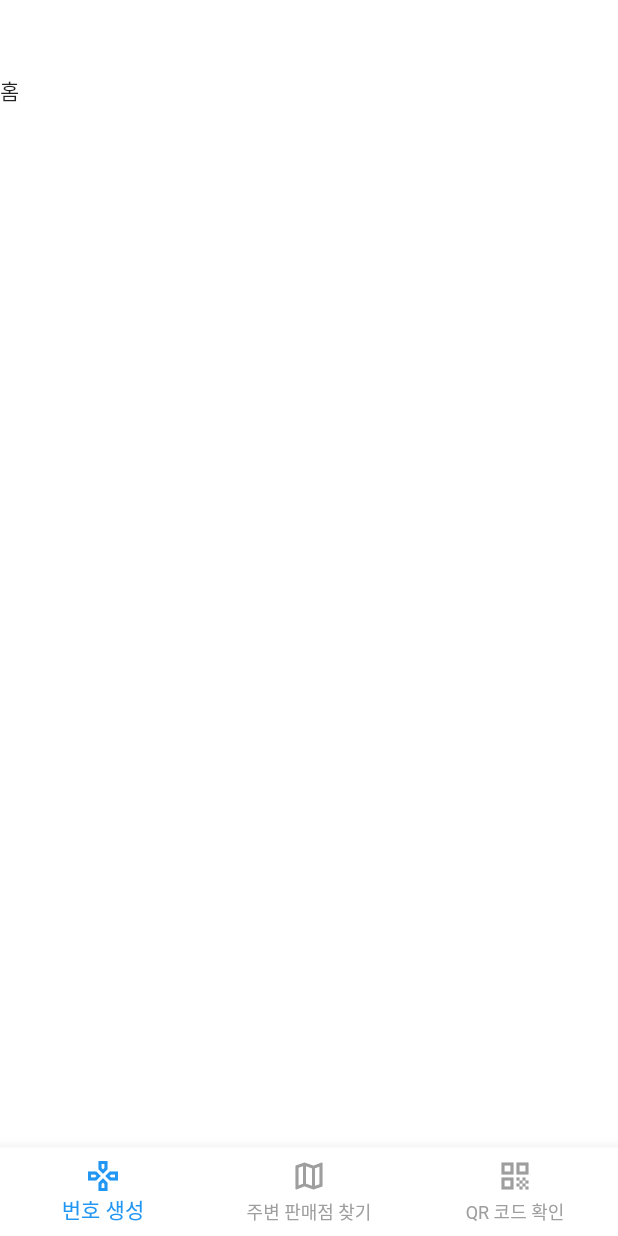
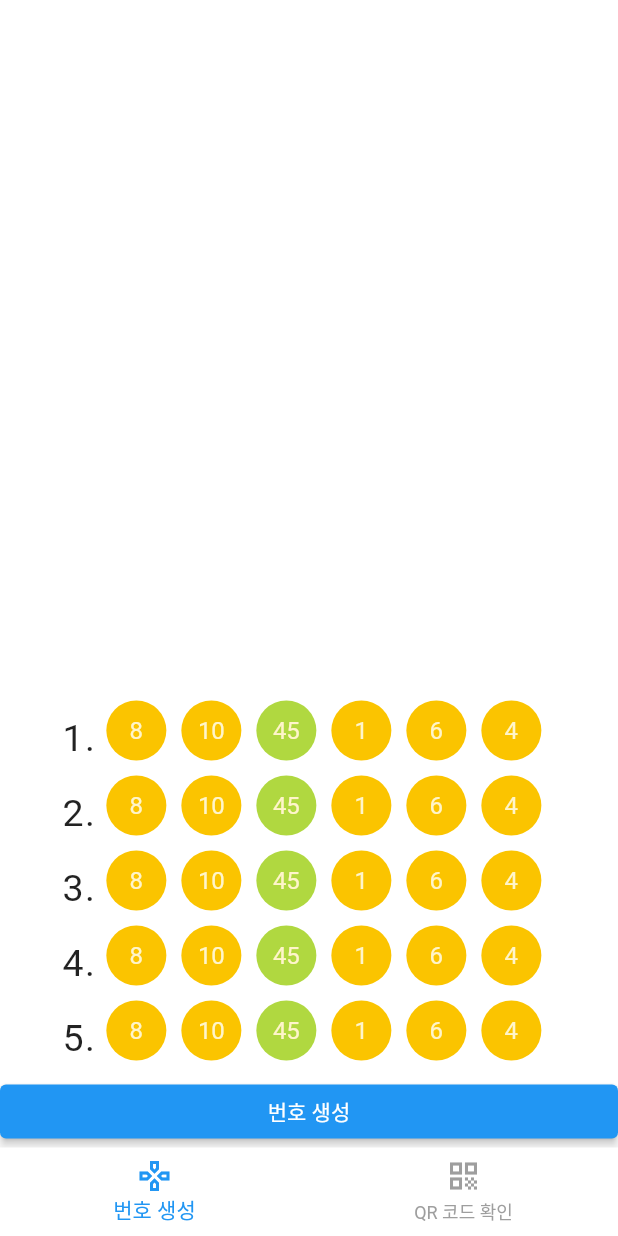
Before and after one commit to newmri/Flutter, a Flutter app: the screen it shows after launch, on a phone screen of 412 x 824 dp. Run offline on Flutter 3.47's test engine with Material 2 defaults, Android fonts, the phone set to English and light mode, and no system bars; drawn by our look-alikes of google_mobile_ads; our stand-ins replace fluttertoast; missing offline and left inert: mobile_scanner; network calls fail.

```diff
--- /dev/null
+++ b/lottery/lib/component/number_widget.dart
@@ -0,0 +1,38 @@
+import 'package:flutter/material.dart';
+
+class NumberWidget extends StatelessWidget {
+
+  final int number;
+  late final Color color;
+
+  NumberWidget({required this.number, Key? key}) : super(key: key) {
+    if (1 <= number && 10 >= number) {
+      color = const Color(0xFFFBC400);
+    } else if (11 <= number && 20 >= number) {
+      color = const Color(0xFF69C8F2);
+    } else if (21 <= number && 30 >= number) {
+      color = const Color(0xFFFF7272);
+    } else if (31 <= number && 40 >= number) {
+      color = Colors.grey;
+    } else {
+      color = const Color(0xFFB0D840);
+    }
+  }
+
+  @override
+  Widget build(BuildContext context) {
+    return Scaffold(
+      body: SizedBox(
+
+        child: CircleAvatar(
+          backgroundColor: color,
+          child: Text(
+              style: const TextStyle(
+                color: Color(0xFFFFF5CB),
+              ),
+              number.toString()),
+        ),
+      ),
+    );
+  }
+}
--- a/lottery/lib/main.dart
+++ b/lottery/lib/main.dart
@@ -3,7 +3,6 @@ import 'package:lottery/screen/root_screen.dart';
 import 'package:lottery/const/colors.dart';
 import 'package:lottery/model/BottomNavigationBarModel.dart';
 import 'package:lottery/screen/number_generation_screen.dart';
-import 'package:lottery/screen/store_screen.dart';
 import 'package:lottery/screen/qr_code_screen.dart';
 import 'package:google_mobile_ads/google_mobile_ads.dart';
 
@@ -20,14 +19,6 @@ void main() async {
           ),
           label: '번호 생성'),
       widget: const NumberGenerationScreen(),
-    ),
-    BottomNavigationBarModel(
-      bar: const BottomNavigationBarItem(
-          icon: Icon(
-            Icons.map_outlined,
-          ),
-          label: '주변 판매점 찾기'),
-      widget: const StoreScreen(),
     ),
     BottomNavigationBarModel(
       bar: const BottomNavigationBarItem(
--- a/lottery/lib/screen/number_generation_screen.dart
+++ b/lottery/lib/screen/number_generation_screen.dart
@@ -1,10 +1,62 @@
 import 'package:flutter/material.dart';
+import 'package:lottery/component/number_widget.dart';
 
 class NumberGenerationScreen extends StatelessWidget {
+  static const double numberWidth = 50.0;
+  static const double numberHeight = 50.0;
+  static int currNumber = 0;
+
   const NumberGenerationScreen({Key? key}) : super(key: key);
 
   @override
   Widget build(BuildContext context) {
-    return const Scaffold(body: Text('홈'));
+    currNumber = 0;
+
+    List<int> numberList = [8, 10, 45, 1, 6, 4];
+
+    return Scaffold(
+      body: Column(
+        mainAxisAlignment: MainAxisAlignment.end,
+        crossAxisAlignment: CrossAxisAlignment.stretch,
+        children: [
+          renderNumbers(numberList),
+          renderNumbers(numberList),
+          renderNumbers(numberList),
+          renderNumbers(numberList),
+          renderNumbers(numberList),
+          ElevatedButton(
+            onPressed: () {},
+            child: const Text("번호 생성"),
+          ),
+        ],
+      ),
+    );
+  }
+
+  Row renderNumbers(List<int> numberList) {
+    ++currNumber;
+
+    List<Widget> itemList = [];
+
+    itemList.add(
+      Text(
+        style: const TextStyle(
+          fontSize: 25,
+          letterSpacing: 1
+        ),
+        "$currNumber. ",
+
+      ),
+    );
+
+    itemList.addAll(numberList
+        .map((number) => SizedBox(
+              width: numberWidth,
+              height: numberHeight,
+              child: NumberWidget(number: number),
+            ))
+        .toList());
+
+    return Row(mainAxisAlignment: MainAxisAlignment.center, children: itemList);
   }
 }
--- a/lottery/lib/screen/root_screen.dart
+++ b/lottery/lib/screen/root_screen.dart
@@ -52,7 +52,7 @@ class _RootScreenState extends State<RootScreen> with TickerProviderStateMixin {
         backgroundColor: Colors.transparent,
         elevation: 0.0,
         toolbarHeight: 50,
-        flexibleSpace: SafeArea(
+        flexibleSpace: const SafeArea(
           child: BannerAdWidget(),
         ),
       ),
--- a/lottery/lib/screen/store_screen.dart
+++ /dev/null
@@ -1,10 +0,0 @@
-import 'package:flutter/material.dart';
-
-class StoreScreen extends StatelessWidget {
-  const StoreScreen({Key? key}) : super(key: key);
-
-  @override
-  Widget build(BuildContext context) {
-    return const Scaffold(body: Text('로또 판매점 찾기'));
-  }
-}
```
